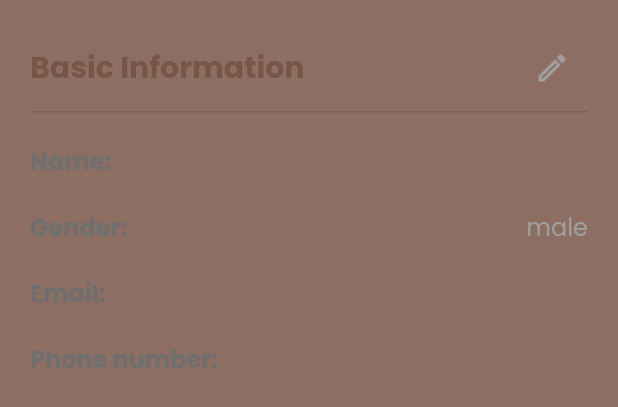
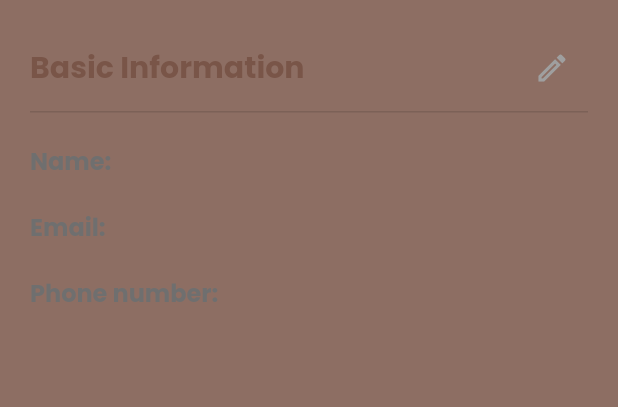
Before and after one commit to arsu663/Final-Year-Project-2, a Flutter app: the BasicInfoSection widget shown alone on an empty page, opened directly with empty values, on a phone screen of 412 x 824 dp. Shown: the top 407 px of the screen. Run offline on Flutter 3.47's test engine with Material 2 defaults, Android fonts, the phone set to English and light mode, and no system bars; our stand-ins replace cloud_firestore, firebase_auth, firebase_core, flutter_datetime_picker, flutter_spinkit, font_awesome_flutter and 5 more; missing offline and left inert: flutter_email_sender, mailer, mdi; accounts and stored records are empty; network calls fail.

Commit message:
Finala touches

```diff
--- a/lib/main.dart
+++ b/lib/main.dart
@@ -56,7 +56,7 @@ class MyApp extends StatelessWidget {
 
         debugShowCheckedModeBanner: false,
 
-        initialRoute: "/login_view",
+        initialRoute: "/splash_screen",
 
         //signup_view
 
--- a/lib/screens/Doctor/Doctor Profile/widgets.dart
+++ b/lib/screens/Doctor/Doctor Profile/widgets.dart
@@ -758,7 +758,8 @@ class _EditBasicInfoSectionStateState extends State<EditBasicInfoSection> {
                               ),
                               onChanged: (value) {
                                 widget.dr.gender = value;
-                                }),
+                              },
+                            ),
                             TextField(
                                 textInputAction: TextInputAction.next,
                                 showCursor: true,
@@ -902,7 +903,7 @@ class _BasicInfoSectionState extends State<BasicInfoSection> {
                             //     title: 'First Nmae', info: widget.user.firstName),
                             // PersonalInfo(
                             //     title: 'Last Nmae', info: widget.user.lastName),
-                            PersonalInfo(title: 'Gender', info: "male"),
+                            // PersonalInfo(title: 'Gender', info: "male"),
                             PersonalInfo(
                                 title: 'Email', info: widget.user.email),
                             // PersonalInfo(
@@ -924,12 +925,12 @@ class _BasicInfoSectionState extends State<BasicInfoSection> {
                             PersonalInfo(
                                 title: 'Name', info: widget.doctor.name),
                             PersonalInfo(
-                                title: 'First Nmae',
+                                title: 'First Name',
                                 info: widget.doctor.firstName),
                             PersonalInfo(
-                                title: 'Last Nmae',
+                                title: 'Last Name',
                                 info: widget.doctor.lastName),
-                            PersonalInfo(title: 'Gender', info: "male"),
+                            // PersonalInfo(title: 'Gender', info: "male"),
                             PersonalInfo(
                                 title: 'Email', info: widget.doctor.email),
                             PersonalInfo(
--- a/lib/screens/welcome_Screen/welcome_screen.dart
+++ b/lib/screens/welcome_Screen/welcome_screen.dart
@@ -95,7 +95,7 @@ class _WelcomePageState extends State<WelcomePage>
           mainAxisSize: MainAxisSize.min,
           children: [
             Text(
-              " To PatientAid App This App is designed and developed to ease the interaction between patients and the medical field , numerous features are included in PatientAid to support the patient in his different booking processes So what are you waiting for Let's start.",
+              " Mohmand Hospital Appointment Booking mobile application is developed to ease the appointment booking process for the people of Kandahar. It also aids the doctors to utilize their time and make sure the appointment booking goes smooth  ",
               style:
                   TextStyle(color: Colors.white, fontWeight: FontWeight.bold),
               textAlign: TextAlign.center,
--- a/pubspec.yaml
+++ b/pubspec.yaml
@@ -48,14 +48,14 @@ dependencies:
   url_launcher: ^6.0.3
 flutter_native_splash:
   adaptive_icon_background: "#000000"
-  image: assets/icon.png
+  image: assets/logo.png
   smooth_star_rating: ^1.1.1
 
 
 flutter_icons:
   android: true
   ios: true
-  image_path: "assets/icon.png"
+  image_path: "assets/logo.png"
   adaptive_icon_background: "#000000"
 
 dev_dependencies:
```
Also changed, not shown: lib/screens/Patient/PatientDashboard/Patient_dashboard_view.dart (+6 -11 lines), lib/services/rest.dart (+0 -12 lines), flutter_01.png (deleted), flutter_02.png (deleted), flutter_03.png (deleted), flutter_04.png (deleted), flutter_05.png (deleted), flutter_06.png (deleted), flutter_07.png (deleted), 10 other files. Lines whose indentation alone changed are shown as unchanged.
